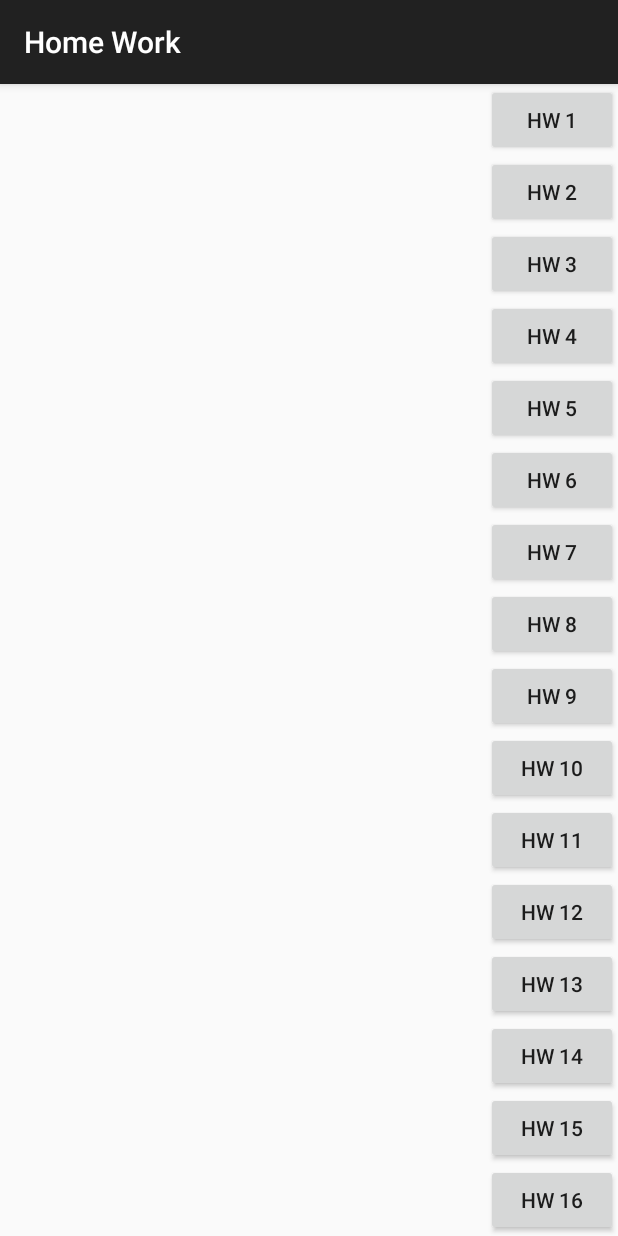
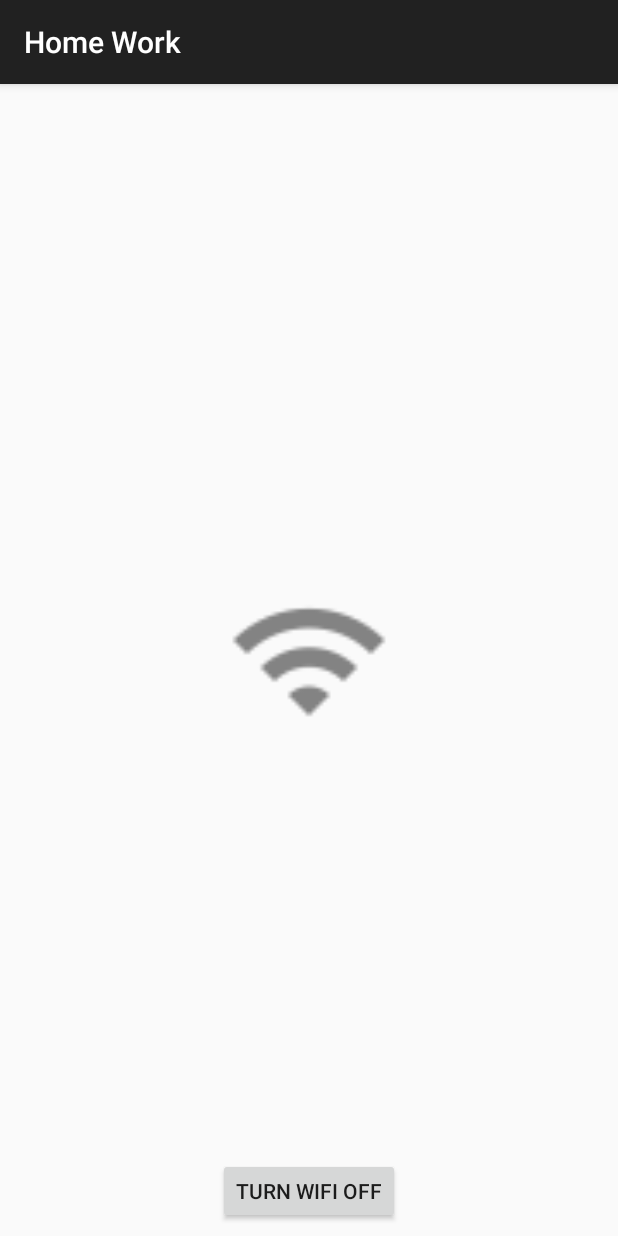
Before and after one commit to jazzz6992/AndrodHomeWork, an Android app: the screen it shows after launch (LauncherActivity before the commit, WiFiActivity after it), after a tap on "HW 5", on a phone screen of 412 x 824 dp. Run offline under Robolectric (Android 15) with nearby library versions, the phone set to English and light mode, and no system bars; libraries missing offline, so code that uses them is left out: com.squareup.leakcanary; 2 statements that could not run were skipped; 3 other taps on this screen came first.

Commit message:
hw5 done

```diff
--- a/app/src/main/java/com/vsevolodvisnevskij/homework/hw2/LauncherActivity.java
+++ b/app/src/main/java/com/vsevolodvisnevskij/homework/hw2/LauncherActivity.java
@@ -9,6 +9,7 @@ import android.widget.Toast;
 
 import com.squareup.leakcanary.LeakCanary;
 import com.vsevolodvisnevskij.homework.R;
+import com.vsevolodvisnevskij.homework.hw5.WiFiActivity;
 import com.vsevolodvisnevskij.homework.hw1.SwitchTextActivity;
 import com.vsevolodvisnevskij.homework.hw3.RoundImageActivity;
 import com.vsevolodvisnevskij.homework.hw4.AnimationActivity;
@@ -71,6 +72,10 @@ public class LauncherActivity extends AppCompatActivity implements View.OnClickL
                 startActivity(intent);
                 overridePendingTransition(R.anim.animation_activity_in, R.anim.animation_activity_out);
                 break;
+            case R.id.homework5_button:
+                intent = new Intent(this, WiFiActivity.class);
+                startActivity(intent);
+                break;
             default:
                 Toast.makeText(this, getResources().getString(R.string.patience_text), Toast.LENGTH_SHORT).show();
                 break;
--- /dev/null
+++ b/app/src/main/java/com/vsevolodvisnevskij/homework/hw5/WiFiActivity.java
@@ -0,0 +1,87 @@
+package com.vsevolodvisnevskij.homework.hw5;
+
+import android.content.BroadcastReceiver;
+import android.content.ComponentName;
+import android.content.Context;
+import android.content.Intent;
+import android.content.IntentFilter;
+import android.content.ServiceConnection;
+import android.net.wifi.WifiManager;
+import android.os.Bundle;
+import android.os.IBinder;
+import android.support.v7.app.AppCompatActivity;
+import android.view.View;
+import android.widget.Button;
+import android.widget.ImageView;
+
+import com.vsevolodvisnevskij.homework.R;
+
+public class WiFiActivity extends AppCompatActivity {
+    private WifiManager manager;
+    private ImageView imageView;
+    private Button changeWifiStateButton;
+    private ServiceConnection connection;
+    private boolean bound = false;
+    private MyWifiService.MyBinder binder;
+    private MyWifiService service;
+    BroadcastReceiver receiver;
+
+
+    @Override
+    protected void onDestroy() {
+        super.onDestroy();
+        if (bound) {
+            unbindService(connection);
+        }
+        bound = false;
+        unregisterReceiver(receiver);
+    }
+
+    @Override
+    protected void onCreate(Bundle savedInstanceState) {
+        super.onCreate(savedInstanceState);
+        setContentView(R.layout.activity_wi_fi);
+        imageView = findViewById(R.id.wifi_state_imageView);
+        manager = (WifiManager) getApplicationContext().getSystemService(WIFI_SERVICE);
+        receiver = new BroadcastReceiver() {
+            @Override
+            public void onReceive(Context context, Intent intent) {
+                checkWiFi();
+            }
+        };
+        registerReceiver(receiver, new IntentFilter("android.net.wifi.WIFI_STATE_CHANGED"));
+        connection = new ServiceConnection() {
+            @Override
+            public void onServiceConnected(ComponentName name, IBinder service) {
+                binder = (MyWifiService.MyBinder) service;
+                bound = true;
+            }
+
+            @Override
+            public void onServiceDisconnected(ComponentName name) {
+                bound = false;
+            }
+        };
+        bindService(new Intent(this, MyWifiService.class), connection, BIND_AUTO_CREATE);
+        changeWifiStateButton = findViewById(R.id.change_wifi_state_button);
+        changeWifiStateButton.setOnClickListener(new View.OnClickListener() {
+            @Override
+            public void onClick(View v) {
+                if (bound) {
+                    binder.getService().changeWiFiState();
+                }
+            }
+        });
+        checkWiFi();
+    }
+
+    public void checkWiFi() {
+        if (manager.isWifiEnabled()) {
+            imageView.setImageResource(R.drawable.ic_wifi_on);
+            changeWifiStateButton.setText(R.string.turn_wifi_off);
+        } else {
+            imageView.setImageResource(R.drawable.ic_wifi_off);
+            changeWifiStateButton.setText(R.string.turn_wifi_on);
+        }
+    }
+}
--- /dev/null
+++ b/app/src/main/res/layout/activity_wi_fi.xml
@@ -0,0 +1,37 @@
+<?xml version="1.0" encoding="utf-8"?>
+<android.support.constraint.ConstraintLayout xmlns:android="http://schemas.android.com/apk/res/android"
+    xmlns:app="http://schemas.android.com/apk/res-auto"
+    xmlns:tools="http://schemas.android.com/tools"
+    android:layout_width="match_parent"
+    android:layout_height="match_parent"
+    android:gravity="center"
+    tools:context="com.vsevolodvisnevskij.homework.hw1.SwitchTextActivity"
+    tools:layout_editor_absoluteY="81dp">
+
+    <ImageView
+        android:id="@+id/wifi_state_imageView"
+        android:layout_width="188dp"
+        android:layout_height="110dp"
+        android:layout_marginBottom="8dp"
+        android:layout_marginEnd="8dp"
+        android:layout_marginStart="8dp"
+        android:layout_marginTop="8dp"
+        app:layout_constraintBottom_toBottomOf="parent"
+        app:layout_constraintEnd_toEndOf="parent"
+        app:layout_constraintStart_toStartOf="parent"
+        app:layout_constraintTop_toTopOf="parent" />
+
+    <Button
+        android:id="@+id/change_wifi_state_button"
+        android:layout_width="wrap_content"
+        android:layout_height="44dp"
+        android:layout_marginBottom="8dp"
+        android:layout_marginEnd="8dp"
+        android:layout_marginStart="8dp"
+        android:text="Button"
+        app:layout_constraintBottom_toBottomOf="parent"
+        app:layout_constraintEnd_toEndOf="parent"
+        app:layout_constraintStart_toStartOf="parent" />
+
+
+</android.support.constraint.ConstraintLayout>
--- a/app/src/main/res/values/strings.xml
+++ b/app/src/main/res/values/strings.xml
@@ -31,4 +31,7 @@
     <string name="show_clock">Show clock</string>
     <string name="show_owl">Show owl</string>
     <string name="show_owl_clock">Show owl-clock</string>
+    <string name="wifi_state">WiFi state</string>
+    <string name="turn_wifi_off">Turn wifi off</string>
+    <string name="turn_wifi_on">Turn wifi on</string>
 </resources>
```
Also changed, not shown: app/src/main/AndroidManifest.xml (+10 -1 lines), app/src/main/java/com/vsevolodvisnevskij/homework/hw5/MyWifiService.java (added, +37 -0 lines), app/src/main/res/drawable-hdpi/ic_wifi_off.png (added), app/src/main/res/drawable-hdpi/ic_wifi_on.png (added), app/src/main/res/drawable-mdpi/ic_wifi_off.png (added), app/src/main/res/drawable-mdpi/ic_wifi_on.png (added), app/src/main/res/drawable-xhdpi/ic_wifi_off.png (added), app/src/main/res/drawable-xhdpi/ic_wifi_on.png (added), app/src/main/res/drawable-xxhdpi/ic_wifi_off.png (added), app/src/main/res/drawable-xxhdpi/ic_wifi_on.png (added).
